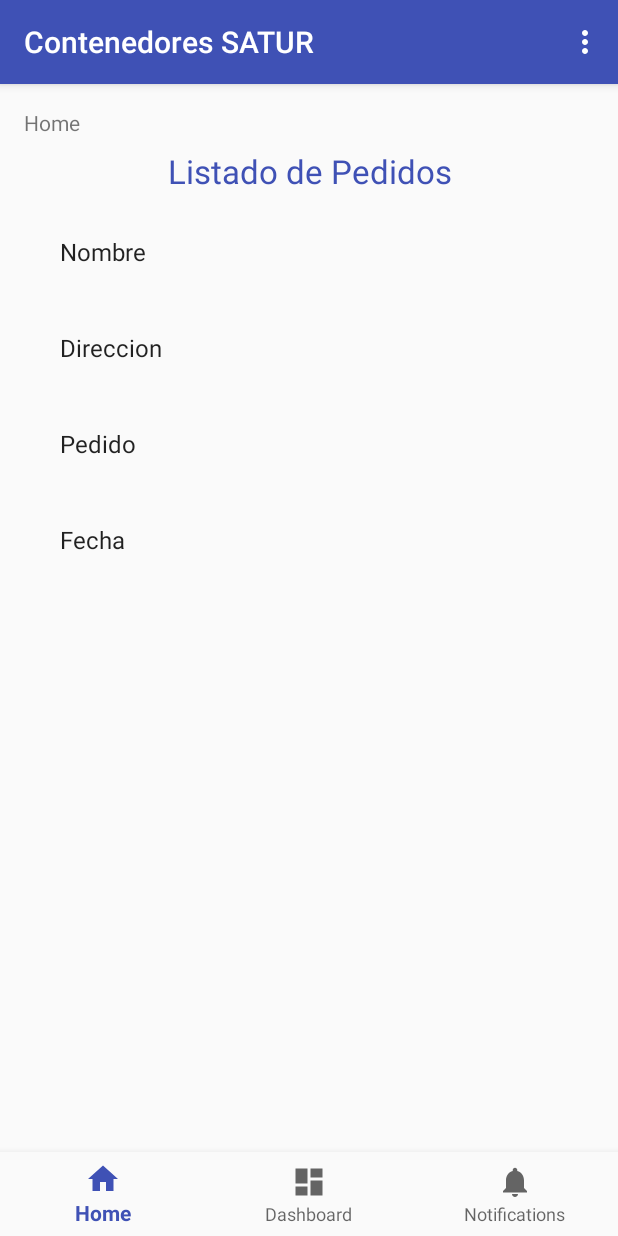
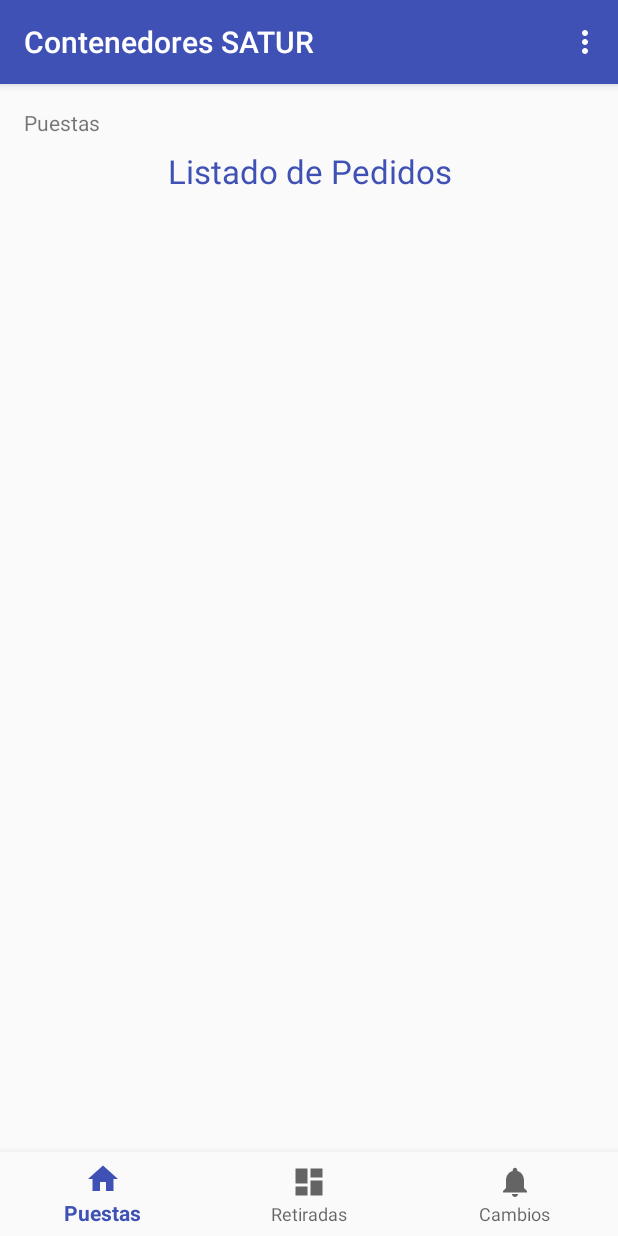
Before and after one commit to Binomi0/choferes-android, an Android app: the screen it shows after launch once a user with an empty profile is signed in (MainActivity), on a phone screen of 412 x 824 dp. Run offline under Robolectric (Android 15) with nearby library versions, the phone set to English and light mode, and no system bars; our stand-ins replace Firebase (no records; nobody signed in at launch, a user with empty details on screens opened directly); 2 statements that could not run were skipped.

Commit message:
Proyecto iniciado Añadido login con Firebase y main activity con bottom navigation
Incluido layout lista_pedidos
Imcluida Task que recoge una respuesta de la api de woocommerce y muestra los datos en un list view.

```diff
--- a/app/build.gradle
+++ b/app/build.gradle
@@ -4,7 +4,7 @@ android {
     compileSdkVersion 26
     defaultConfig {
         applicationId "com.contenedoressatur.android.choferesandroid"
-        minSdkVersion 16
+        minSdkVersion 14
         targetSdkVersion 26
         versionCode 1
         versionName "1.0"
@@ -33,6 +33,5 @@ dependencies {
     compile 'com.google.firebase:firebase-core:11.8.0'
     compile 'com.google.firebase:firebase-auth:11.8.0'
 
-
 }
 apply plugin: 'com.google.gms.google-services'
--- a/app/src/main/AndroidManifest.xml
+++ b/app/src/main/AndroidManifest.xml
@@ -6,6 +6,7 @@
     <uses-permission android:name="android.permission.GET_ACCOUNTS" />
     <uses-permission android:name="android.permission.READ_PROFILE" />
     <uses-permission android:name="android.permission.READ_CONTACTS" />
+    <uses-permission android:name="android.permission.INTERNET" />
 
     <application
         android:allowBackup="true"
--- a/app/src/main/java/com/contenedoressatur/android/choferesandroid/MainActivity.java
+++ b/app/src/main/java/com/contenedoressatur/android/choferesandroid/MainActivity.java
@@ -1,32 +1,24 @@
 package com.contenedoressatur.android.choferesandroid;
 
-import android.content.Context;
 import android.content.Intent;
 
-import android.media.Image;
 import android.os.Bundle;
 import android.support.annotation.NonNull;
 import android.support.design.widget.BottomNavigationView;
 import android.support.v7.app.AppCompatActivity;
-import android.support.v7.widget.RecyclerView;
-import android.view.LayoutInflater;
+import android.util.Log;
 import android.view.Menu;
 import android.view.MenuItem;
 import android.view.View;
-import android.view.ViewGroup;
-import android.widget.AdapterView;
 import android.widget.ArrayAdapter;
-import android.widget.ImageView;
 import android.widget.ListView;
 import android.widget.TextView;
-import android.content.Intent;
 import android.net.Uri;
-import android.widget.Toast;
-
-import org.w3c.dom.Text;
+import android.os.StrictMode;
 
 import java.lang.String;
-import java.lang.reflect.Array;
+import java.util.ArrayList;
+
 
 public class MainActivity extends AppCompatActivity  {
 
@@ -35,8 +27,13 @@ public class MainActivity extends AppCompatActivity  {
     private String nombre;
     private String email;
     ListView listView;
+    PedidosAdapter adapter;
+    ArrayList<Pedido> pedidoArrayList;
 
     String[] valores = new String[] { "Nombre", "Direccion", "Pedido", "Fecha" };
+    String[] puestas = new String[] { "puestas 1", "puestas 2", "puestas 3", "puestas 4" };
+    String[] cambios = new String[] { "cambio 1", "cambio 2", "cambio 3", "cambio 4" };
+    String[] retiradas = new String[] { "retiradas 1", "retiradas 2", "retiradas 3", "retiradas 4" };
 
     private Bundle parametros;
 
@@ -49,31 +46,54 @@ public class MainActivity extends AppCompatActivity  {
         public boolean onNavigationItemSelected(@NonNull MenuItem item) {
             switch (item.getItemId()) {
                 case R.id.navigation_home:
-                    cargarContenidoHome();
+                    mTextMessage.setText(R.string.title_home);
+                    cargarContenido("processing");
                     return true;
-                case R.id.navigation_dashboard:
-//                    mTextMessage.setText(email);
-                    mTextEmail.setText("");
-
-                    mTextMessage.setText(R.string.title_dashboard);
+                case R.id.navigation_retiradas:
+                    mTextMessage.setText(R.string.title_retiradas);
+                    cargarContenido("retirando");
                     return true;
-                case R.id.navigation_notifications:
-                    mTextEmail.setText("");
-
-                    mTextMessage.setText(R.string.title_notifications);
-
+                case R.id.navigation_cambios:
+                    mTextMessage.setText(R.string.title_cambios);
+                    cargarContenido("cambiando");
                     return true;
             }
             return false;
         }
     };
 
-    private void cargarContenidoHome(){
-        System.out.println("EMAIL: " + email);
-        mTextEmail.setText(email);
-        mTextMessage.setText(R.string.title_home);
 
+    private void actualizarListadoPedidos(ArrayAdapter adapterPedidos, ArrayList<Pedido> listPedidos) {
+        adapter.clear();
+        adapter.addAll(listPedidos);
+        adapter.notifyDataSetChanged();
+        listView.setAdapter(adapterPedidos);
+//        listView.setOnItemClickListener(new AdapterView.OnItemClickListener() {
+//            @Override
+//            public void onItemClick(AdapterView<?> adapterView, View view, int position, long l) {
+//                Toast toast = Toast.makeText(getApplicationContext(), "Posicion: "+position, Toast.LENGTH_SHORT );
+//                toast.setGravity(Gravity.BOTTOM|Gravity.CENTER, 0, 0);
+//                toast.show();
+//            }
+//        });
     }
+
+//    private void clearAdapter() {
+//        adapter.clear();
+//    }
+
+    private void cargarContenido(String status) {
+
+        System.out.println("Cargando: " + status);
+        pedidoArrayList = PedidosController.getPedidos(status);
+
+        if (pedidoArrayList.isEmpty()) {
+            return;
+        }
+
+        actualizarListadoPedidos(adapter, pedidoArrayList);
+    }
+
 
     void showHomeView(){
         Intent intent = new Intent(Intent.ACTION_SEND);
@@ -91,16 +111,26 @@ public class MainActivity extends AppCompatActivity  {
     protected void onCreate(Bundle savedInstanceState) {
         super.onCreate(savedInstanceState);
         setContentView(R.layout.activity_main);
+        StrictMode.ThreadPolicy policy = new StrictMode.ThreadPolicy.Builder().permitAll().build();
+        StrictMode.setThreadPolicy(policy);
+
         setTitle("Contenedores SATUR");
         mTextMessage = (TextView) findViewById(R.id.message);
         mTextEmail = (TextView) findViewById(R.id.email);
+
+        listView = (ListView) findViewById(R.id.lista_pedidos);
+        pedidoArrayList = new ArrayList<>(PedidosController.getPedidos(null));
+        adapter = new PedidosAdapter(this, pedidoArrayList);
+        listView.setAdapter(adapter);
+
+//        View header = getLayoutInflater().inflate(R.layout.header, null);
+//        listView.addHeaderView(header);
 
         parametros = this.getIntent().getExtras();
 
         // Recoger parametros
         if (parametros != null) {
-            System.out.println("Tengo ExtraData " + parametros);
-            System.out.println("ExtraData Email: " + parametros.getString("email"));
+            Log.i("Parametros de login", "[ExtraData] $email: " + parametros.getString("email"));
             email = parametros.getString("email");
             mTextEmail.setText(email);
         } else {
@@ -111,17 +141,7 @@ public class MainActivity extends AppCompatActivity  {
         BottomNavigationView navigation = (BottomNavigationView) findViewById(R.id.navigation);
         navigation.setOnNavigationItemSelectedListener(mOnNavigationItemSelectedListener);
 
-        // LISTA
-        listView = (ListView) findViewById(R.id.lista_pedidos);
-        ArrayAdapter<String> adapter = new ArrayAdapter<String>(this, android.R.layout.simple_expandable_list_item_1, valores);
-
-        listView.setAdapter(adapter);
-        listView.setOnItemClickListener(new AdapterView.OnItemClickListener() {
-            @Override
-            public void onItemClick(AdapterView<?> adapterView, View view, int position, long l) {
-                Toast.makeText(getApplicationContext(), "Posicion"+position, Toast.LENGTH_SHORT ).show();
-            }
-        });
+        cargarContenido("pending");
     }
 
 
@@ -136,10 +156,16 @@ public class MainActivity extends AppCompatActivity  {
     public boolean onOptionsItemSelected(MenuItem item) {
         int id = item.getItemId();
 
-        if (id == R.id.navigation_dashboard) {
-            System.out.println("Capturamos el clic del boton: " + R.id.navigation_dashboard);
+        if (id == R.id.navigation_home) {
+            System.out.println("Capturamos el clic del boton: " + R.id.navigation_home);
         }
         return super.onOptionsItemSelected(item);
     }
 
+
+
+
+
+
+
 }
--- a/app/src/main/res/layout/activity_main.xml
+++ b/app/src/main/res/layout/activity_main.xml
@@ -34,12 +34,20 @@
         android:layout_width="match_parent"
         android:layout_height="wrap_content"
         android:layout_marginTop="8dp"
-        android:text="Listado de Pedidos"
+        android:gravity="center"
+        android:shadowColor="@color/colorPrimaryDark"
+        android:text="@string/listado_de_pedidos"
         android:textAlignment="center"
         android:textColor="@color/colorPrimary"
-        android:shadowColor="@color/colorPrimaryDark"
-        android:textSize="22dp"
+        android:textSize="22sp"
         app:layout_constraintTop_toBottomOf="@+id/message" />
+
+    <ListView
+        android:id="@+id/lista_pedidos"
+        style="@style/Widget.AppCompat.ListView.DropDown"
+        android:layout_width="wrap_content"
+        android:layout_height="match_parent"
+        android:layout_marginTop="80dp" />
 
     <android.support.design.widget.BottomNavigationView
         android:id="@+id/navigation"
@@ -52,11 +60,4 @@
         app:layout_constraintRight_toRightOf="parent"
         app:menu="@menu/navigation" />
 
-    <ListView
-        android:id="@+id/lista_pedidos"
-        style="@style/Widget.AppCompat.ListView.DropDown"
-        android:layout_width="wrap_content"
-        android:layout_height="match_parent"
-        android:layout_marginTop="80dp" />
-
 </android.support.constraint.ConstraintLayout>
--- a/app/src/main/res/menu/navigation.xml
+++ b/app/src/main/res/menu/navigation.xml
@@ -7,13 +7,13 @@
         android:title="@string/title_home" />
 
     <item
-        android:id="@+id/navigation_dashboard"
+        android:id="@+id/navigation_retiradas"
         android:icon="@drawable/ic_dashboard_black_24dp"
-        android:title="@string/title_dashboard" />
+        android:title="@string/title_retiradas" />
 
     <item
-        android:id="@+id/navigation_notifications"
+        android:id="@+id/navigation_cambios"
         android:icon="@drawable/ic_notifications_black_24dp"
-        android:title="@string/title_notifications" />
+        android:title="@string/title_cambios" />
 
 </menu>
--- a/app/src/main/res/values/strings.xml
+++ b/app/src/main/res/values/strings.xml
@@ -2,20 +2,21 @@
     <string name="app_name">Choferes Android</string>
 
     <!-- Strings related to login -->
-    <string name="prompt_email">Email</string>
-    <string name="prompt_password">Password (optional)</string>
-    <string name="action_sign_in">Sign in or register</string>
-    <string name="action_sign_in_short">Sign in</string>
-    <string name="error_invalid_email">This email address is invalid</string>
-    <string name="error_invalid_password">This password is too short</string>
-    <string name="error_incorrect_password">This password is incorrect</string>
-    <string name="error_field_required">This field is required</string>
-    <string name="permission_rationale">"Contacts permissions are needed for providing email
-        completions."
+    <string name="prompt_email">Correo Electrónico</string>
+    <string name="prompt_password">Contraseña (opcional)</string>
+    <string name="action_sign_in">Accede o Regístrate</string>
+    <string name="action_sign_in_short">Accede</string>
+    <string name="error_invalid_email">Dirección de correo no es válida</string>
+    <string name="error_invalid_password">Contraseña demasiado corta</string>
+    <string name="error_incorrect_password">Contraseña Incorrecta</string>
+    <string name="error_field_required">Este campo es requerido</string>
+    <string name="permission_rationale">"Para autocompletar, la app requiere acceso a contactos."
     </string>
     <string name="title_activity_main">MainActivity</string>
-    <string name="title_home">Home</string>
-    <string name="title_dashboard">Dashboard</string>
-    <string name="title_notifications">Notifications</string>
-    <string name="user_email">email</string>
+    <string name="title_home">Puestas</string>
+    <string name="title_retiradas">Retiradas</string>
+    <string name="title_cambios">Cambios</string>
+    <string name="user_email">Correo Electrónico</string>
+    <string name="listado_de_pedidos">Listado de Pedidos</string>
+    <string name="_0000">\@string/0000</string>
 </resources>
```
Also changed, not shown: app/src/main/java/com/contenedoressatur/android/choferesandroid/LoginActivity.java (+7 -4 lines), app/src/main/java/com/contenedoressatur/android/choferesandroid/MiSingleton.java (added, +16 -0 lines), app/src/main/java/com/contenedoressatur/android/choferesandroid/Pedido.java (added, +37 -0 lines), app/src/main/java/com/contenedoressatur/android/choferesandroid/PedidosAdapter.java (added, +67 -0 lines), app/src/main/java/com/contenedoressatur/android/choferesandroid/PedidosController.java (added, +196 -0 lines), app/src/main/res/layout/header.xml (added, +12 -0 lines), app/src/main/res/layout/lista_pedidos.xml (+33 -13 lines).
